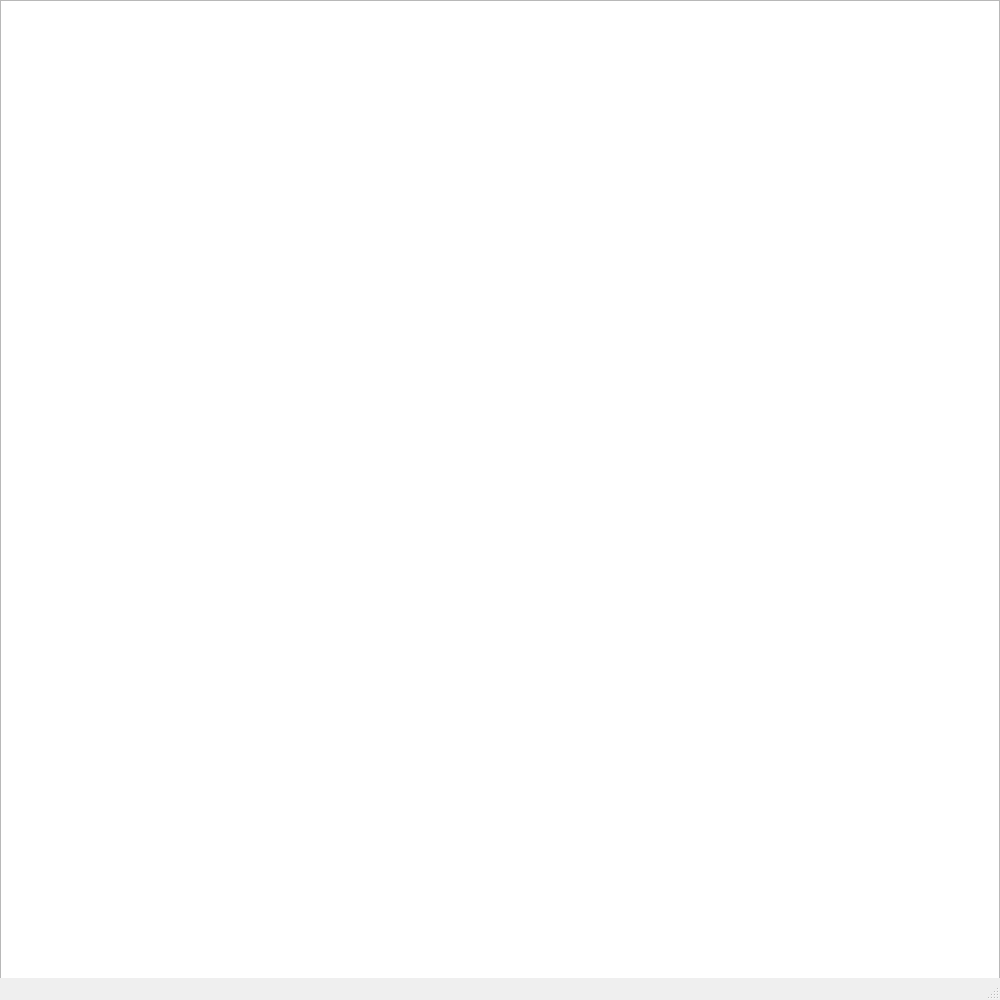
Old version of the form mainwindow.ui in the repository catkitchen721/2018-pd2-Project3.
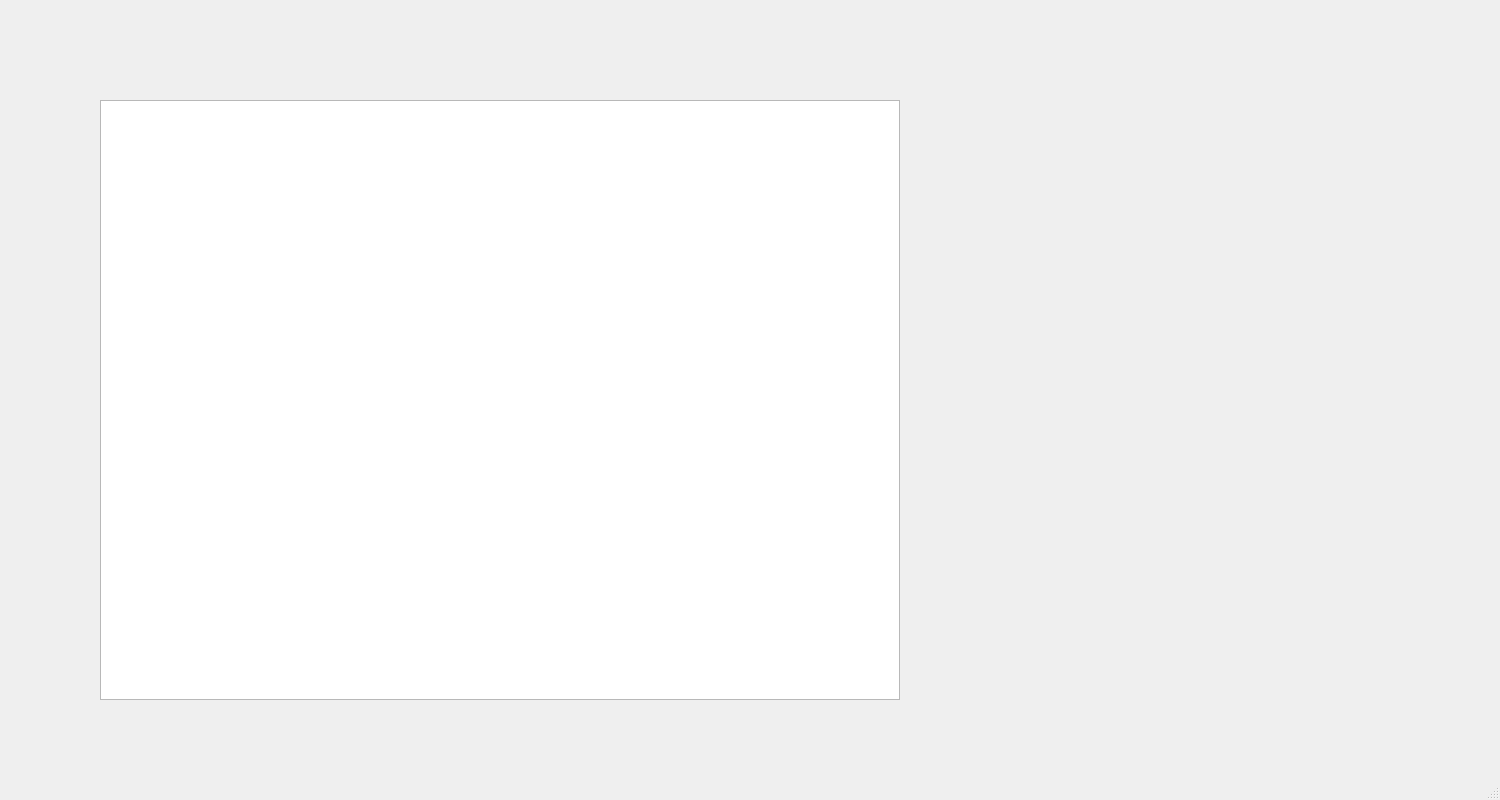
New version of the form.

```diff
--- a/mainwindow.ui
+++ b/mainwindow.ui
@@ -6,8 +6,8 @@
    <rect>
     <x>0</x>
     <y>0</y>
-    <width>1000</width>
-    <height>1000</height>
+    <width>1500</width>
+    <height>800</height>
    </rect>
   </property>
   <property name="windowTitle">
@@ -17,10 +17,10 @@
    <widget class="QGraphicsView" name="graphicsView">
     <property name="geometry">
      <rect>
-      <x>0</x>
-      <y>0</y>
-      <width>1000</width>
-      <height>1000</height>
+      <x>100</x>
+      <y>100</y>
+      <width>800</width>
+      <height>600</height>
      </rect>
     </property>
    </widget>
```
Left out of the diff: 2 changed lines with no effect on the pictures.
